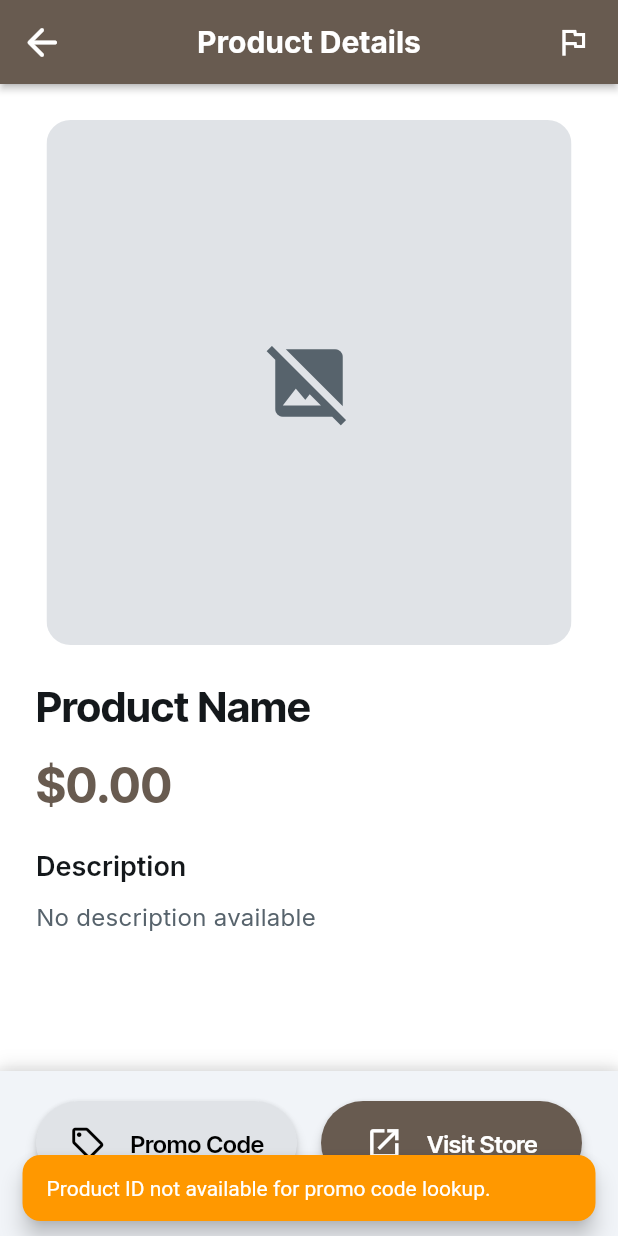
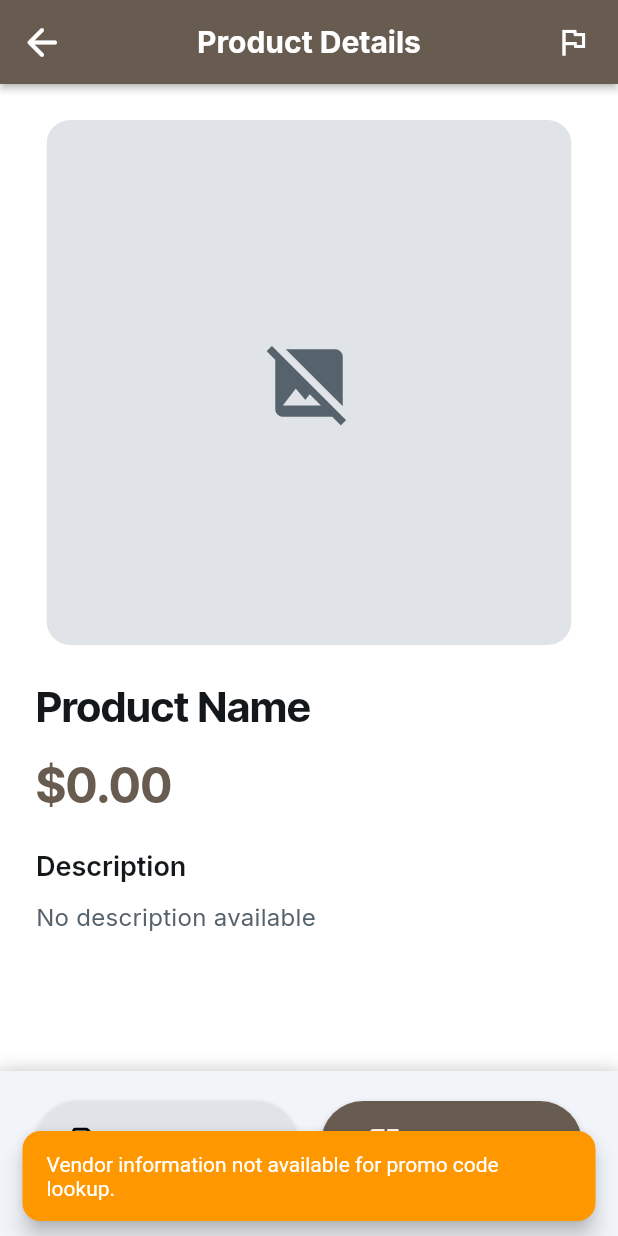
Before and after one commit to rexkan/Pakaije, a Flutter app: the ProductDetailsPageWidget screen opened by its route, after a tap on "Promo Code", on a phone screen of 412 x 824 dp. Run offline on Flutter 3.47's test engine with Material 3 defaults, Android fonts, the phone set to English and light mode, and no system bars; drawn by our look-alikes of auto_size_text, flutter_animate; our stand-ins replace cloud_firestore, dropdown_button2, equatable, file_picker, firebase_auth, firebase_core and 18 more; missing offline and left inert: json_path, mime_type; accounts and stored records are empty; network calls fail.

Commit message:
add count for copy promo code

```diff
--- a/lib/user/buy_clothes/buy_clothes_widget.dart
+++ b/lib/user/buy_clothes/buy_clothes_widget.dart
@@ -1,3 +1,5 @@
+import 'package:firebase_auth/firebase_auth.dart';
+
 import '/flutter_flow/flutter_flow_icon_button.dart';
 import '/flutter_flow/flutter_flow_theme.dart';
 import '/flutter_flow/flutter_flow_util.dart';
@@ -6,9 +8,10 @@ import '/index.dart';
 import 'package:auto_size_text/auto_size_text.dart';
 import 'package:flutter/material.dart';
 import 'package:google_fonts/google_fonts.dart';
-import 'package:cloud_firestore/cloud_firestore.dart'; // Added missing import
+import 'package:cloud_firestore/cloud_firestore.dart';
 import 'buy_clothes_model.dart';
 export 'buy_clothes_model.dart';
+import '/auth/firebase_auth/auth_util.dart';
 
 class BuyClothesWidget extends StatefulWidget {
   const BuyClothesWidget({super.key});
@@ -163,7 +166,6 @@ class _BuyClothesWidgetState extends State<BuyClothesWidget>
     );
   }
 
-  // CORRECTED: Single _buildFirebaseContent method with async filtering
   Widget _buildFirebaseContent() {
     return StreamBuilder<List<BrandedItemsRecord>>(
       stream: queryBrandedItemsRecord(
@@ -298,7 +300,7 @@ class _BuyClothesWidgetState extends State<BuyClothesWidget>
               offset: Offset(0, 30 * (1 - value)),
               child: Opacity(
                 opacity: value,
-                child: _buildFirebaseClothingCard(items[index]),
+                child: _buildEnhancedProductCard(items[index]),
               ),
             );
           },
@@ -329,7 +331,7 @@ class _BuyClothesWidgetState extends State<BuyClothesWidget>
     );
   }
 
-  Widget _buildFirebaseClothingCard(BrandedItemsRecord item) {
+  Widget _buildEnhancedProductCard(BrandedItemsRecord item) {
     return GestureDetector(
       onTap: () {
         context.pushNamed(
@@ -445,7 +447,7 @@ class _BuyClothesWidgetState extends State<BuyClothesWidget>
                     maxLines: 2,
                     overflow: TextOverflow.ellipsis,
                   ),
-                  const SizedBox(height: 12.0),
+                  const SizedBox(height: 8.0),
 
                   // Price
                   Text(
@@ -458,6 +460,18 @@ class _BuyClothesWidgetState extends State<BuyClothesWidget>
                           letterSpacing: 0.0,
                         ),
                   ),
+
+                  const SizedBox(height: 8.0),
+
+                  // Category
+                  Text(
+                    item.category,
+                    style: FlutterFlowTheme.of(context).bodySmall.override(
+                          fontFamily: GoogleFonts.inter().fontFamily,
+                          color: FlutterFlowTheme.of(context).secondaryText,
+                          fontSize: 12.0,
+                        ),
+                  ),
                 ],
               ),
             ),
@@ -467,7 +481,6 @@ class _BuyClothesWidgetState extends State<BuyClothesWidget>
     );
   }
 
-  // ADDED: Missing _buildFirebaseListCard method
   Widget _buildFirebaseListCard(BrandedItemsRecord item) {
     return GestureDetector(
       onTap: () {
--- a/lib/user/product_details_page/product_details_page_widget.dart
+++ b/lib/user/product_details_page/product_details_page_widget.dart
@@ -129,6 +129,7 @@ class _ProductDetailsPageWidgetState extends State<ProductDetailsPageWidget>
             'imagePath': queryParams['imageUrl'] ?? '',
             'category': queryParams['category'] ?? '',
             'productUrl': queryParams['productUrl'] ?? '',
+            'vendorId': queryParams['vendorId'] ?? '',
           };
         });
         print(
@@ -1047,11 +1048,15 @@ class _ProductDetailsPageWidgetState extends State<ProductDetailsPageWidget>
     }
   }
 
+  // ✅ UPDATED: Enhanced _copyPromoCode method with usage_count increment
   void _copyPromoCode() async {
-    if (productId.isEmpty) {
+    final currentVendorId = vendorId;
+
+    if (currentVendorId.isEmpty) {
       ScaffoldMessenger.of(context).showSnackBar(
         SnackBar(
-          content: Text('Product ID not available for promo code lookup.'),
+          content:
+              Text('Vendor information not available for promo code lookup.'),
           backgroundColor: Colors.orange,
           behavior: SnackBarBehavior.floating,
           shape: RoundedRectangleBorder(
@@ -1062,11 +1067,23 @@ class _ProductDetailsPageWidgetState extends State<ProductDetailsPageWidget>
       return;
     }
 
+    print('\n🔥 === STARTING _copyPromoCode ===');
+    print('📋 Searching promo codes for vendor: $currentVendorId');
+    print('👤 Current User ID: $currentUserUid');
+
     try {
-      print('=== DIAGNOSTIC START ===');
-      print('Searching for productId: "$productId"');
-      print('productId length: ${productId.length}');
-      print('productId runtimeType: ${productId.runtimeType}');
+      // Check authentication
+      if (currentUserUid == null || currentUserUid.isEmpty) {
+        print('❌ CRITICAL: User not authenticated');
+        ScaffoldMessenger.of(context).showSnackBar(
+          SnackBar(
+            content: Text('Please log in to use promo codes'),
+            backgroundColor: Colors.orange,
+            duration: Duration(seconds: 2),
+          ),
+        );
+        return;
+      }
 
       // Show loading indicator
       ScaffoldMessenger.of(context).showSnackBar(
@@ -1083,7 +1100,7 @@ class _ProductDetailsPageWidgetState extends State<ProductDetailsPageWidget>
               ),
               const SizedBox(width: 12.0),
               Text(
-                'Diagnosing promo codes...',
+                'Finding promo codes...',
                 style: TextStyle(
                   color: Colors.white,
                   fontWeight: FontWeight.w600,
@@ -1101,20 +1118,26 @@ class _ProductDetailsPageWidgetState extends State<ProductDetailsPageWidget>
         ),
       );
 
-      // First, let's see ALL documents in the collection
-      print('\n--- Fetching ALL documents from discount_codes collection ---');
-      final allDocsSnapshot =
-          await FirebaseFirestore.instance.collection('discount_codes').get();
+      // Query for active promo codes for this vendor
+      print('\n🔍 Searching for promo codes...');
+      final promoQuery = await FirebaseFirestore.instance
+          .collection('discount_codes')
+          .where('vendor_id', isEqualTo: currentVendorId)
+          .where('is_active', isEqualTo: true)
+          .limit(1)
+          .get();
 
-      print('Total documents in collection: ${allDocsSnapshot.docs.length}');
+      print('Query completed. Found ${promoQuery.docs.length} documents');
 
-      if (allDocsSnapshot.docs.isEmpty) {
-        print('ERROR: The discount_codes collection is completely empty!');
+      // Remove loading snackbar
       ScaffoldMessenger.of(context).removeCurrentSnackBar();
+
+      if (promoQuery.docs.isEmpty) {
+        print('❌ No active promo codes found for vendor: $currentVendorId');
         ScaffoldMessenger.of(context).showSnackBar(
           SnackBar(
-            content: Text('No documents found in discount_codes collection'),
-            backgroundColor: Colors.red,
+            content: Text('No promo codes available for this vendor.'),
+            backgroundColor: Colors.blue,
             behavior: SnackBarBehavior.floating,
             shape: RoundedRectangleBorder(
               borderRadius: BorderRadius.circular(12.0),
@@ -1124,92 +1147,21 @@ class _ProductDetailsPageWidgetState extends State<ProductDetailsPageWidget>
         return;
       }
 
-      // Examine each document in detail
-      print('\n--- Examining each document ---');
-      bool foundMatchingDoc = false;
-      DocumentSnapshot? matchingDoc;
+      final promoDoc = promoQuery.docs.first;
+      final promoDocumentId = promoDoc.id;
+      final currentData = promoDoc.data();
 
-      for (int i = 0; i < allDocsSnapshot.docs.length; i++) {
-        final doc = allDocsSnapshot.docs[i];
-        final data = doc.data() as Map<String, dynamic>;
+      print('✅ Found promo code document');
+      print('📄 Document ID: $promoDocumentId');
+      print('📊 Current document data: $currentData');
 
-        print('\nDocument ${i + 1} (ID: ${doc.id}):');
-        print('  Raw data: $data');
-
-        // Check item_id field specifically
-        if (data.containsKey('item_id')) {
-          final itemIdValue = data['item_id'];
-          print('  item_id exists:');
-          print('    Value: "$itemIdValue"');
-          print('    Type: ${itemIdValue.runtimeType}');
-          print('    Length: ${itemIdValue.toString().length}');
-          print('    Equals our productId: ${itemIdValue == productId}');
-          print(
-              '    Equals trimmed: ${itemIdValue.toString().trim() == productId.trim()}');
-          print(
-              '    Case-insensitive equals: ${itemIdValue.toString().toLowerCase() == productId.toLowerCase()}');
-
-          // Check for exact match
-          if (itemIdValue == productId) {
-            print('  *** EXACT MATCH FOUND! ***');
-            foundMatchingDoc = true;
-            matchingDoc = doc;
-          }
-
-          // Check for close matches
-          if (itemIdValue.toString().trim() == productId.trim()) {
-            print('  *** TRIMMED MATCH FOUND! ***');
-            if (!foundMatchingDoc) {
-              foundMatchingDoc = true;
-              matchingDoc = doc;
-            }
-          }
-
-          if (itemIdValue.toString().toLowerCase() == productId.toLowerCase()) {
-            print('  *** CASE-INSENSITIVE MATCH FOUND! ***');
-            if (!foundMatchingDoc) {
-              foundMatchingDoc = true;
-              matchingDoc = doc;
-            }
-          }
-        } else {
-          print('  item_id field does NOT exist!');
-          print('  Available fields: ${data.keys.toList()}');
-        }
-
-        // Check is_active field
-        if (data.containsKey('is_active')) {
-          final isActiveValue = data['is_active'];
-          print('  is_active: $isActiveValue (${isActiveValue.runtimeType})');
-        }
-
-        // Check code field
-        if (data.containsKey('code')) {
-          final codeValue = data['code'];
-          print('  code: "$codeValue"');
-        }
-      }
-
-      print('\n--- DIAGNOSTIC SUMMARY ---');
-      print('Found matching document: $foundMatchingDoc');
-
-      // Remove loading snackbar
-      ScaffoldMessenger.of(context).removeCurrentSnackBar();
-
-      if (foundMatchingDoc && matchingDoc != null) {
-        print('Processing the matching document...');
-
-        final data = matchingDoc.data() as Map<String, dynamic>;
-        print('Selected document data: $data');
-
-        // Check if active
-        final isActive = data['is_active'] as bool? ?? false;
-        print('Document is active: $isActive');
-
-        if (!isActive) {
+      // Validate promo code
+      if (!_isPromoCodeValid(currentData, DateTime.now())) {
+        print('❌ Promo code validation failed');
         ScaffoldMessenger.of(context).showSnackBar(
           SnackBar(
-              content: Text('Found promo code but it is not active.'),
+            content:
+                Text('Promo code found but is expired or reached usage limit.'),
             backgroundColor: Colors.orange,
             behavior: SnackBarBehavior.floating,
             shape: RoundedRectangleBorder(
@@ -1220,22 +1172,18 @@ class _ProductDetailsPageWidgetState extends State<ProductDetailsPageWidget>
         return;
       }
 
-        // Get the code
-        final code = data['code'] as String? ?? '';
-        final discountType = data['discount_type'] as String? ?? 'percentage';
+      print('✅ Promo code is valid');
+
+      final promoCode = currentData['code'] ?? '';
+      final discountType = currentData['discount_type'] ?? 'percentage';
       final discountValue =
-            (data['discount_value'] as num?)?.toDouble() ?? 0.0;
-        final startDate = (data['start_date'] as Timestamp?)?.toDate();
-        final endDate = (data['end_date'] as Timestamp?)?.toDate();
-        final usageCount = (data['usage_count'] as num?)?.toInt() ?? 0;
-        final maxUsage = (data['max_usage'] as num?)?.toInt() ?? 0;
+          (currentData['discount_value'] as num?)?.toDouble() ?? 0.0;
 
-        print('Extracted code: "$code"');
-
-        if (code.isEmpty) {
+      if (promoCode.isEmpty) {
+        print('❌ Promo code field is empty');
         ScaffoldMessenger.of(context).showSnackBar(
           SnackBar(
-              content: Text('Found promo code but code field is empty.'),
+            content: Text('Promo code found but code is empty.'),
             backgroundColor: Colors.orange,
             behavior: SnackBarBehavior.floating,
             shape: RoundedRectangleBorder(
@@ -1246,18 +1194,21 @@ class _ProductDetailsPageWidgetState extends State<ProductDetailsPageWidget>
         return;
       }
 
-        // Check validity
-        final now = DateTime.now();
-        final isValidDate = (startDate == null || startDate.isBefore(now)) &&
-            (endDate == null || endDate.isAfter(now));
-        final isWithinUsageLimit = maxUsage == 0 || usageCount < maxUsage;
+      // Copy to clipboard
+      print('\n📋 Copying promo code to clipboard: $promoCode');
+      await Clipboard.setData(ClipboardData(text: promoCode));
 
-        print('Date valid: $isValidDate');
-        print('Usage valid: $isWithinUsageLimit');
+      // Increment usage count
+      print('\n📈 Incrementing usage count...');
+      final docRef = FirebaseFirestore.instance
+          .collection('discount_codes')
+          .doc(promoDocumentId);
 
-        if (isValidDate && isWithinUsageLimit) {
-          // Copy the promo code to clipboard
-          Clipboard.setData(ClipboardData(text: code));
+      await docRef.update({
+        'usage_count': FieldValue.increment(1),
+      });
+
+      print('✅ Usage count incremented successfully');
 
       // Determine discount text
       String discountText;
@@ -1269,8 +1220,7 @@ class _ProductDetailsPageWidgetState extends State<ProductDetailsPageWidget>
         discountText = 'DISCOUNT APPLIED';
       }
 
-          print('SUCCESS: Copied code "$code" with text "$discountText"');
-
+      // Show success message
       ScaffoldMessenger.of(context).showSnackBar(
         SnackBar(
           content: Row(
@@ -1295,7 +1245,7 @@ class _ProductDetailsPageWidgetState extends State<ProductDetailsPageWidget>
                       ),
                     ),
                     Text(
-                          '$code - $discountText',
+                      '$promoCode - $discountText',
                       style: TextStyle(
                         color: Colors.white.withOpacity(0.9),
                         fontSize: 14.0,
@@ -1315,57 +1265,86 @@ class _ProductDetailsPageWidgetState extends State<ProductDetailsPageWidget>
           duration: const Duration(seconds: 4),
         ),
       );
-        } else {
-          String reason = !isValidDate ? 'expired' : 'usage limit reached';
-          print('Code invalid - reason: $reason');
+
+      print('🎉 === _copyPromoCode COMPLETED SUCCESSFULLY ===\n');
+    } catch (e, stackTrace) {
+      print('\n💥 === _copyPromoCode FAILED ===');
+      print('❌ Error type: ${e.runtimeType}');
+      print('❌ Error message: $e');
+      print('📍 Stack trace: $stackTrace');
+
+      // Remove loading snackbar
+      ScaffoldMessenger.of(context).removeCurrentSnackBar();
 
       ScaffoldMessenger.of(context).showSnackBar(
         SnackBar(
-              content: Text('Promo code found but is $reason.'),
-              backgroundColor: Colors.orange,
-              behavior: SnackBarBehavior.floating,
-              shape: RoundedRectangleBorder(
-                borderRadius: BorderRadius.circular(12.0),
+          content: Row(
+            children: [
+              Icon(Icons.error, color: Colors.white, size: 20),
+              SizedBox(width: 8),
+              Expanded(
+                child: Text('Failed to copy promo code: ${e.toString()}'),
               ),
+            ],
+          ),
+          backgroundColor: Colors.red,
+          duration: Duration(seconds: 4),
         ),
       );
+      print('💥 === _copyPromoCode ERROR END ===\n');
     }
-      } else {
-        print('No matching document found!');
-        print('Possible issues:');
-        print('1. Field name is not "item_id"');
-        print('2. Value format/type mismatch');
-        print('3. Extra whitespace or different casing');
-
-        ScaffoldMessenger.of(context).showSnackBar(
-          SnackBar(
-            content: Text(
-                'No matching promo codes found. Check console for details.'),
-            backgroundColor: Colors.blue,
-            behavior: SnackBarBehavior.floating,
-            shape: RoundedRectangleBorder(
-              borderRadius: BorderRadius.circular(12.0),
-            ),
-          ),
-        );
   }
 
-      print('=== DIAGNOSTIC END ===');
+  // ✅ NEW: Promo code validation method
+  bool _isPromoCodeValid(Map<String, dynamic> data, DateTime now) {
+    print('\n🔍 === VALIDATING PROMO CODE ===');
+
+    try {
+      // Check if promo code is active
+      final isActive = data['is_active'] ?? false;
+      print('🔍 is_active: $isActive');
+      if (!isActive) {
+        print('❌ Promo code is not active');
+        return false;
+      }
+
+      // Check usage limits
+      final usageCount = data['usage_count'] ?? 0;
+      final maxUsage = data['max_usage'] ?? 0;
+      print('🔍 usage_count: $usageCount');
+      print('🔍 max_usage: $maxUsage');
+
+      if (maxUsage > 0 && usageCount >= maxUsage) {
+        print('❌ Promo code has reached usage limit ($usageCount/$maxUsage)');
+        return false;
+      }
+
+      // Check start date
+      if (data['start_date'] != null) {
+        final startDate = (data['start_date'] as Timestamp).toDate();
+        print('🔍 start_date: $startDate');
+        print('🔍 current_date: $now');
+        if (now.isBefore(startDate)) {
+          print('❌ Promo code has not started yet');
+          return false;
+        }
+      }
+
+      // Check end date
+      if (data['end_date'] != null) {
+        final endDate = (data['end_date'] as Timestamp).toDate();
+        print('🔍 end_date: $endDate');
+        if (now.isAfter(endDate)) {
+          print('❌ Promo code has expired');
+          return false;
+        }
+      }
+
+      print('✅ Promo code validation passed');
+      return true;
     } catch (e) {
-      print('Error in diagnostic: $e');
-      print('Stack trace: ${StackTrace.current}');
-
-      ScaffoldMessenger.of(context).removeCurrentSnackBar();
-      ScaffoldMessenger.of(context).showSnackBar(
-        SnackBar(
-          content: Text('Error: ${e.toString()}'),
-          backgroundColor: Colors.red,
-          behavior: SnackBarBehavior.floating,
-          shape: RoundedRectangleBorder(
-            borderRadius: BorderRadius.circular(12.0),
-          ),
-        ),
-      );
+      print('❌ Error validating promo code: $e');
+      return false;
     }
   }
 
```
Lines whose indentation alone changed are shown as unchanged.
